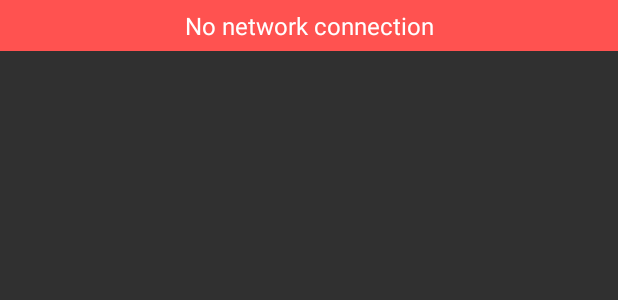
After one commit to Lipnevich/noxbox, an Android app: the layout fragment_is_online.xml on its own in the app's theme, with its tools: preview values and no code run, on a phone screen of 412 x 824 dp. The commit adds this screen. Shown: the top 300 px of the screen. Run offline under Robolectric (Android 15) with nearby library versions, the phone set to English and light mode, and no system bars.

Commit message:
Страница входа - проверка состояния сети.

```diff
--- a/app/src/main/AndroidManifest.xml
+++ b/app/src/main/AndroidManifest.xml
@@ -41,7 +41,9 @@
     </application>
 
     <uses-permission android:name="android.permission.INTERNET"/>
+    <uses-permission android:name="android.permission.ACCESS_NETWORK_STATE" />
     <uses-permission android:name="android.permission.ACCESS_FINE_LOCATION"/>
     <uses-permission android:name="android.permission.CAMERA"/>
 
+
 </manifest>
--- a/app/src/main/java/by/nicolay/lipnevich/noxbox/PerformerFunction.java
+++ b/app/src/main/java/by/nicolay/lipnevich/noxbox/PerformerFunction.java
@@ -27,6 +27,7 @@ import by.nicolay.lipnevich.noxbox.model.EventType;
 import by.nicolay.lipnevich.noxbox.model.Noxbox;
 import by.nicolay.lipnevich.noxbox.model.Request;
 import by.nicolay.lipnevich.noxbox.pages.QRCapturePage;
+import by.nicolay.lipnevich.noxbox.tools.DebugMessage;
 import by.nicolay.lipnevich.noxbox.tools.Firebase;
 import by.nicolay.lipnevich.noxbox.tools.Timer;
 
@@ -86,7 +87,7 @@ public abstract class PerformerFunction extends PerformerLocationFunction {
         IntentResult result = IntentIntegrator.parseActivityResult(requestCode, resultCode, intent);
         if(result != null) {
             if(result.getContents() == null) {
-                popup("Failed to recognize qr code, please try again");
+                DebugMessage.popup(this,"Failed to recognize qr code, please try again");
             } else {
                 // TODO (nli) check is it correct it on server, process responce, update current Noxbox
                 getCurrentNoxbox().getPayer().setSecret(result.getContents());
--- /dev/null
+++ b/app/src/main/res/layout/fragment_is_online.xml
@@ -0,0 +1,15 @@
+<?xml version="1.0" encoding="utf-8"?>
+<LinearLayout xmlns:android="http://schemas.android.com/apk/res/android"
+    android:layout_width="match_parent"
+    android:layout_height="wrap_content"
+    android:orientation="vertical"
+    android:background="#ff5250">
+    <TextView
+        android:layout_width="match_parent"
+        android:layout_height="wrap_content"
+        android:padding="6dp"
+        android:gravity="center_horizontal"
+        android:text="@string/isOnline"
+        android:textSize="16sp"
+        android:textColor="@color/secondary"/>
+</LinearLayout>
--- a/app/src/main/res/values/strings.xml
+++ b/app/src/main/res/values/strings.xml
@@ -69,4 +69,5 @@
     <string name="chat">Chat</string>
     <string name="googleAuth">Sign in with Google</string>
     <string name="phoneAuth">Sign in with Phone</string>
+    <string name="isOnline">No network connection</string>
 </resources>
```
Also changed, not shown: app/src/main/java/by/nicolay/lipnevich/noxbox/MenuFunction.java (+6 -8 lines), app/src/main/java/by/nicolay/lipnevich/noxbox/pages/AuthPage.java (+30 -16 lines), app/src/main/java/by/nicolay/lipnevich/noxbox/pages/WarningFragmemt.java (added, +24 -0 lines), app/src/main/java/by/nicolay/lipnevich/noxbox/tools/DebugMessage.java (added, +14 -0 lines), app/src/main/java/by/nicolay/lipnevich/noxbox/tools/FragmentManager.java (added, +17 -0 lines), app/src/main/res/layout/activity_auth.xml (+32 -21 lines), 1 other file.
